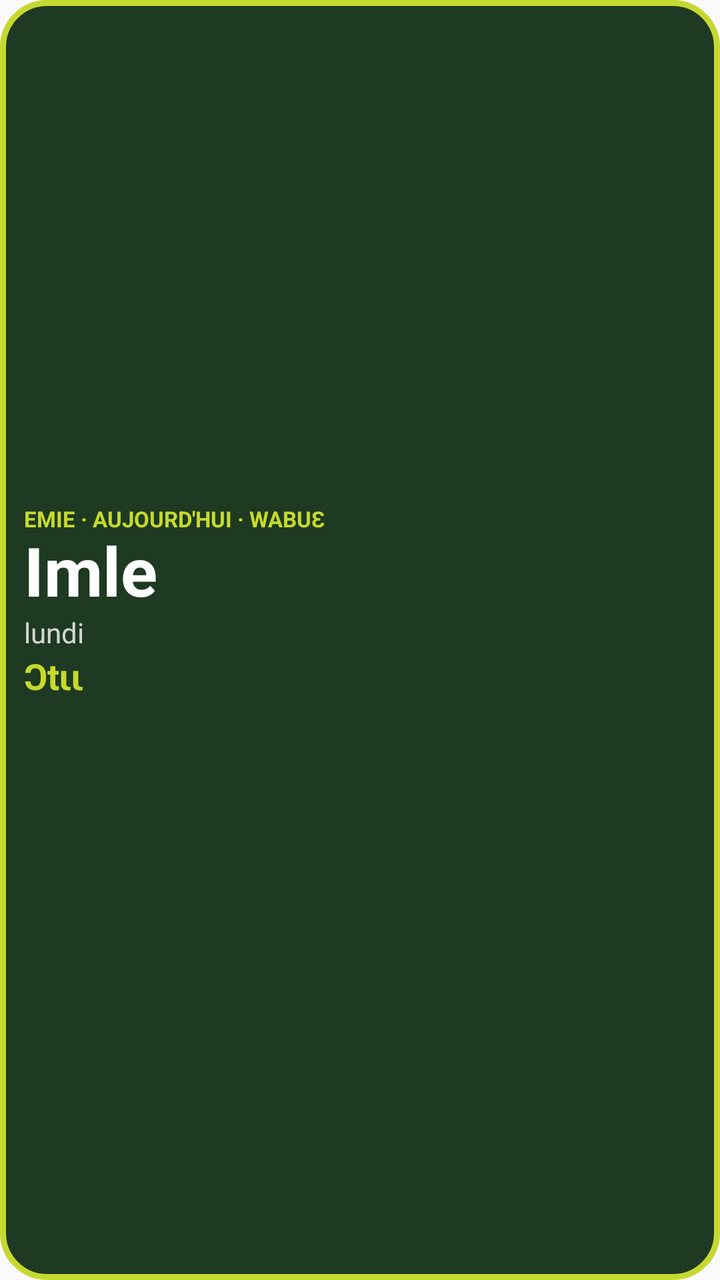
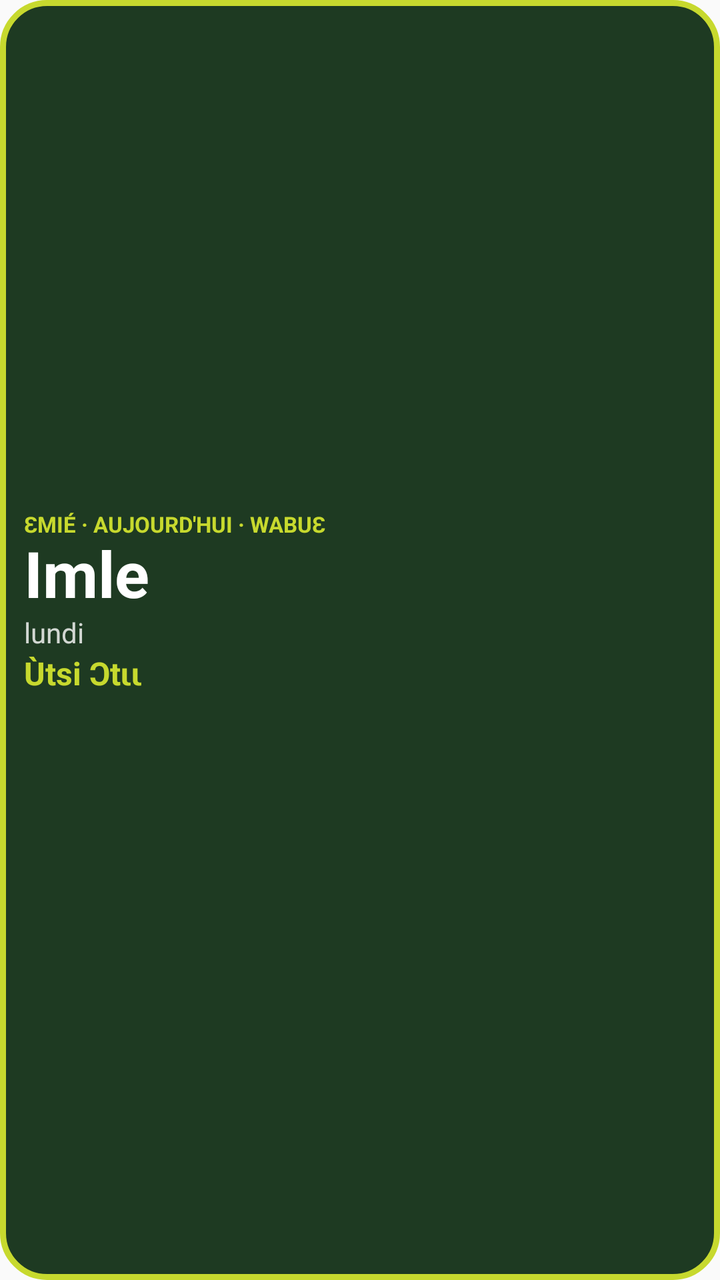

Before-and-after screenshots of an Android layout around one commit, followed by the original layout XML and the change that was made.
<!-- AndroidManifest.xml: application theme android:Theme.Material.Light.NoActionBar -->
<!-- res/layout/widget_calendrier.xml -->
<?xml version="1.0" encoding="utf-8"?>
<LinearLayout xmlns:android="http://schemas.android.com/apk/res/android"
    android:id="@+id/w_racine"
    android:layout_width="match_parent" android:layout_height="match_parent"
    android:orientation="vertical" android:padding="12dp" android:gravity="center_vertical"
    android:background="@drawable/fond_widget">
    <TextView android:layout_width="wrap_content" android:layout_height="wrap_content"
        android:text="EMIE · AUJOURD'HUI · WABUƐ" android:textColor="#FFC7D92E"
        android:textSize="11sp" android:textStyle="bold" />
    <TextView android:id="@+id/w_jour" android:layout_width="wrap_content" android:layout_height="wrap_content"
        android:text="Imle" android:textColor="#FFFFFFFF" android:textSize="34sp" android:textStyle="bold"
        android:includeFontPadding="false" />
    <TextView android:id="@+id/w_jour_fr" android:layout_width="wrap_content" android:layout_height="wrap_content"
        android:text="lundi" android:textColor="#CCFFFFFF" android:textSize="14sp" />
    <TextView android:id="@+id/w_mois" android:layout_width="wrap_content" android:layout_height="wrap_content"
        android:text="Ɔtɩɩ" android:textColor="#FFC7D92E" android:textSize="18sp" android:textStyle="bold" />
    <TextView android:id="@+id/w_marche" android:layout_width="wrap_content" android:layout_height="wrap_content"
        android:text="" android:textColor="#FFFFFFFF" android:textSize="14sp" />
    <TextView android:id="@+id/w_ovazu" android:layout_width="wrap_content" android:layout_height="wrap_content"
        android:text="" android:textColor="#FFE8C35A" android:textSize="14sp" android:textStyle="bold" />
</LinearLayout>
<!-- resources referenced by this layout -->
<resources>
  <!-- drawable fond_widget (drawable) -->
  <?xml version="1.0" encoding="utf-8"?>
  <shape xmlns:android="http://schemas.android.com/apk/res/android" android:shape="rectangle">
      <solid android:color="#FF1E3A22" />
      <corners android:radius="22dp" />
      <stroke android:width="3dp" android:color="#FFC7D92E" />
  </shape>
</resources>

<!-- the commit's change to res/layout/widget_calendrier.xml (unified diff, before → after) -->
@@ -5,15 +5,15 @@
     android:orientation="vertical" android:padding="12dp" android:gravity="center_vertical"
     android:background="@drawable/fond_widget">
     <TextView android:layout_width="wrap_content" android:layout_height="wrap_content"
-        android:text="EMIE · AUJOURD'HUI · WABUƐ" android:textColor="#FFC7D92E"
+        android:text="ƐMIÉ · AUJOURD'HUI · WABUƐ" android:textColor="#FFC7D92E"
         android:textSize="11sp" android:textStyle="bold" />
     <TextView android:id="@+id/w_jour" android:layout_width="wrap_content" android:layout_height="wrap_content"
-        android:text="Imle" android:textColor="#FFFFFFFF" android:textSize="34sp" android:textStyle="bold"
+        android:text="Imle" android:textColor="#FFFFFFFF" android:textSize="32sp" android:textStyle="bold"
         android:includeFontPadding="false" />
     <TextView android:id="@+id/w_jour_fr" android:layout_width="wrap_content" android:layout_height="wrap_content"
         android:text="lundi" android:textColor="#CCFFFFFF" android:textSize="14sp" />
     <TextView android:id="@+id/w_mois" android:layout_width="wrap_content" android:layout_height="wrap_content"
-        android:text="Ɔtɩɩ" android:textColor="#FFC7D92E" android:textSize="18sp" android:textStyle="bold" />
+        android:text="Ùtsi Ɔtɩɩ" android:textColor="#FFC7D92E" android:textSize="16sp" android:textStyle="bold" />
     <TextView android:id="@+id/w_marche" android:layout_width="wrap_content" android:layout_height="wrap_content"
         android:text="" android:textColor="#FFFFFFFF" android:textSize="14sp" />
     <TextView android:id="@+id/w_ovazu" android:layout_width="wrap_content" android:layout_height="wrap_content"
